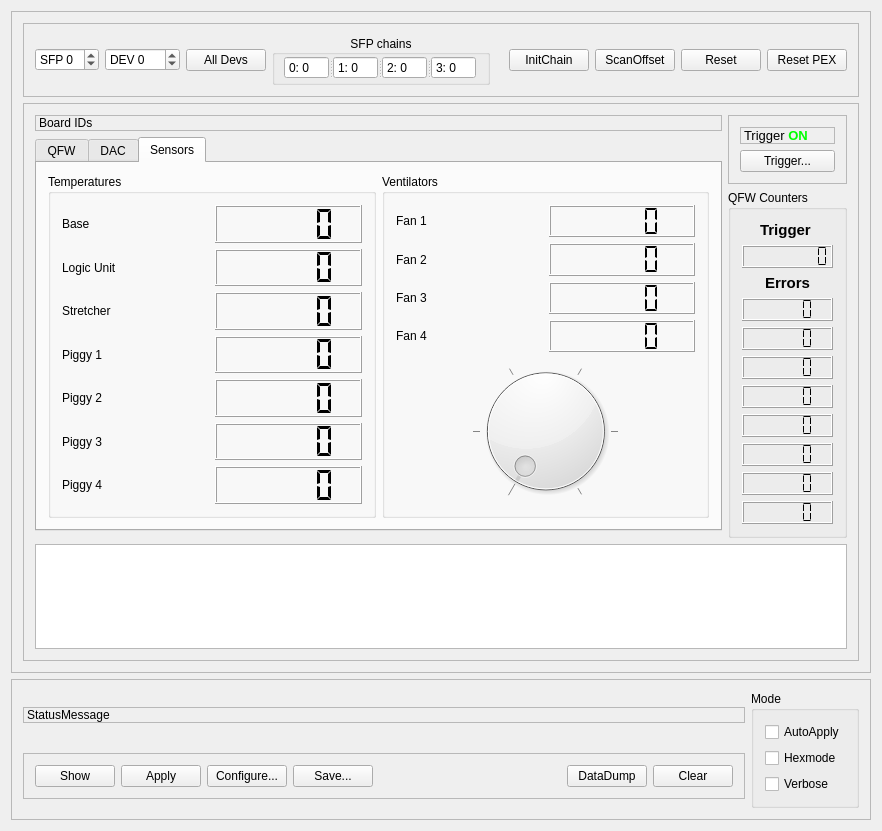
Old version of the form mbspex/gui/qt/poland/PolandGui.ui in the repository gsi-ee/drivers.
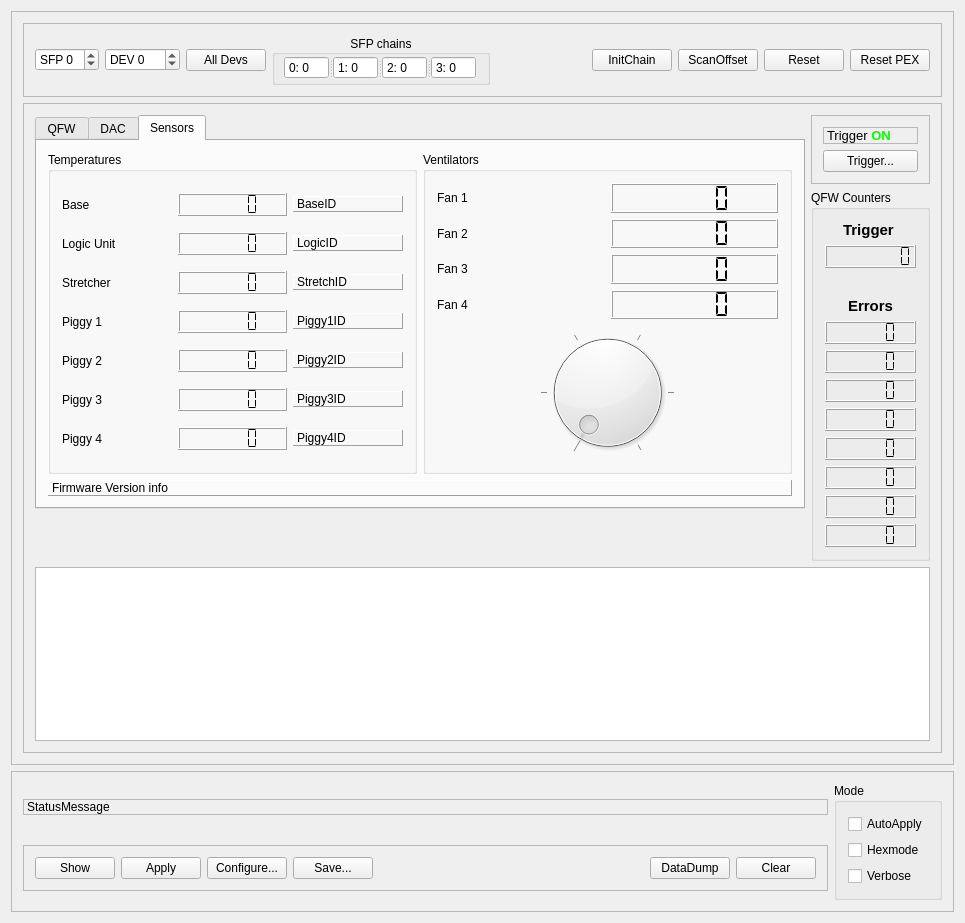
New version of the form. The open tabs and pages were chosen to show the change.

Commit message: mbspex poland gui: added id numbers for all sensors. small bugfix concerning negative temparature evaluation.

The edit to the form file:
```diff
--- a/mbspex/gui/qt/poland/PolandGui.ui
+++ b/mbspex/gui/qt/poland/PolandGui.ui
@@ -6,8 +6,8 @@
    <rect>
     <x>0</x>
     <y>0</y>
-    <width>882</width>
-    <height>831</height>
+    <width>965</width>
+    <height>923</height>
    </rect>
   </property>
   <property name="windowTitle">
@@ -24,8 +24,8 @@
        <rect>
         <x>0</x>
         <y>0</y>
-        <width>860</width>
-        <height>676</height>
+        <width>943</width>
+        <height>768</height>
        </rect>
       </property>
       <layout class="QGridLayout" name="gridLayout_12">
@@ -290,36 +290,12 @@
            <rect>
             <x>0</x>
             <y>0</y>
-            <width>838</width>
-            <height>584</height>
+            <width>921</width>
+            <height>676</height>
            </rect>
           </property>
           <layout class="QGridLayout" name="gridLayout_15">
            <item row="0" column="0">
-            <layout class="QVBoxLayout" name="verticalLayout_6">
-             <item>
-              <widget class="QLabel" name="IDLabel">
-               <property name="sizePolicy">
-                <sizepolicy hsizetype="Preferred" vsizetype="Fixed">
-                 <horstretch>0</horstretch>
-                 <verstretch>0</verstretch>
-                </sizepolicy>
-               </property>
-               <property name="toolTip">
-                <string>&lt;html&gt;&lt;head/&gt;&lt;body&gt;&lt;p&gt;Currently shown device and last refresh time&lt;/p&gt;&lt;/body&gt;&lt;/html&gt;</string>
-               </property>
-               <property name="locale">
-                <locale language="English" country="UnitedStates"/>
-               </property>
-               <property name="frameShape">
-                <enum>QFrame::StyledPanel</enum>
-               </property>
-               <property name="text">
-                <string>Board IDs</string>
-               </property>
-              </widget>
-             </item>
-             <item>
               <widget class="QTabWidget" name="QFW_DAC_tabWidget">
                <property name="sizePolicy">
                 <sizepolicy hsizetype="Expanding" vsizetype="Fixed">
@@ -328,7 +304,7 @@
                 </sizepolicy>
                </property>
                <property name="currentIndex">
-                <number>1</number>
+              <number>0</number>
                </property>
                <widget class="QWidget" name="qfwtab">
                 <attribute name="title">
@@ -692,7 +668,7 @@
                      <rect>
                       <x>0</x>
                       <y>0</y>
-                      <width>669</width>
+                    <width>754</width>
                       <height>238</height>
                      </rect>
                     </property>
@@ -1066,10 +1042,38 @@
                     <string>Temperatures</string>
                    </property>
                    <layout class="QGridLayout" name="gridLayout_2">
-                    <item row="0" column="0">
-                     <widget class="QLabel" name="TbaseLabel">
+                  <item row="5" column="2">
+                   <widget class="QLabel" name="IdPiggy3Label">
+                    <property name="sizePolicy">
+                     <sizepolicy hsizetype="Preferred" vsizetype="Fixed">
+                      <horstretch>0</horstretch>
+                      <verstretch>0</verstretch>
+                     </sizepolicy>
+                    </property>
+                    <property name="toolTip">
+                     <string>&lt;html&gt;&lt;head/&gt;&lt;body&gt;&lt;p&gt;ID number of sensor&lt;/p&gt;&lt;/body&gt;&lt;/html&gt;</string>
+                    </property>
+                    <property name="locale">
+                     <locale language="English" country="UnitedStates"/>
+                    </property>
+                    <property name="frameShape">
+                     <enum>QFrame::Panel</enum>
+                    </property>
+                    <property name="frameShadow">
+                     <enum>QFrame::Raised</enum>
+                    </property>
                       <property name="text">
-                       <string>Base</string>
+                     <string>Piggy3ID</string>
+                    </property>
+                   </widget>
+                  </item>
+                  <item row="3" column="1">
+                   <widget class="QLCDNumber" name="TPiggy1LCD">
+                    <property name="toolTip">
+                     <string>Temperature in Celsius of POLAND piggyback 1</string>
+                    </property>
+                    <property name="segmentStyle">
+                     <enum>QLCDNumber::Flat</enum>
                       </property>
                      </widget>
                     </item>
@@ -1078,15 +1082,17 @@
                       <property name="toolTip">
                        <string>Temperature in Celsius of POLAND base unit</string>
                       </property>
+                    <property name="smallDecimalPoint">
+                     <bool>false</bool>
+                    </property>
                       <property name="segmentStyle">
                        <enum>QLCDNumber::Flat</enum>
                       </property>
-                     </widget>
-                    </item>
-                    <item row="1" column="0">
-                     <widget class="QLabel" name="TLogicLabel">
-                      <property name="text">
-                       <string>Logic Unit</string>
+                    <property name="value" stdset="0">
+                     <double>0.000000000000000</double>
+                    </property>
+                    <property name="intValue" stdset="0">
+                     <number>0</number>
                       </property>
                      </widget>
                     </item>
@@ -1100,10 +1106,45 @@
                       </property>
                      </widget>
                     </item>
-                    <item row="2" column="0">
-                     <widget class="QLabel" name="TStretchLabel">
+                  <item row="0" column="0">
+                   <widget class="QLabel" name="TbaseLabel">
                       <property name="text">
-                       <string>Stretcher</string>
+                     <string>Base</string>
+                    </property>
+                   </widget>
+                  </item>
+                  <item row="6" column="1">
+                   <widget class="QLCDNumber" name="TPiggy4LCD">
+                    <property name="toolTip">
+                     <string>Temperature in Celsius of POLAND piggyback 4</string>
+                    </property>
+                    <property name="segmentStyle">
+                     <enum>QLCDNumber::Flat</enum>
+                    </property>
+                   </widget>
+                  </item>
+                  <item row="2" column="2">
+                   <widget class="QLabel" name="IdStretchLabel">
+                    <property name="sizePolicy">
+                     <sizepolicy hsizetype="Preferred" vsizetype="Fixed">
+                      <horstretch>0</horstretch>
+                      <verstretch>0</verstretch>
+                     </sizepolicy>
+                    </property>
+                    <property name="toolTip">
+                     <string>&lt;html&gt;&lt;head/&gt;&lt;body&gt;&lt;p&gt;ID number of sensor&lt;/p&gt;&lt;/body&gt;&lt;/html&gt;</string>
+                    </property>
+                    <property name="locale">
+                     <locale language="English" country="UnitedStates"/>
+                    </property>
+                    <property name="frameShape">
+                     <enum>QFrame::Panel</enum>
+                    </property>
+                    <property name="frameShadow">
+                     <enum>QFrame::Raised</enum>
+                    </property>
+                    <property name="text">
+                     <string>StretchID</string>
                       </property>
                      </widget>
                     </item>
@@ -1117,20 +1158,35 @@
                       </property>
                      </widget>
                     </item>
-                    <item row="3" column="0">
-                     <widget class="QLabel" name="TPiggy1Label">
+                  <item row="2" column="0">
+                   <widget class="QLabel" name="TStretchLabel">
                       <property name="text">
-                       <string>Piggy 1</string>
+                     <string>Stretcher</string>
                       </property>
                      </widget>
                     </item>
-                    <item row="3" column="1">
-                     <widget class="QLCDNumber" name="TPiggy1LCD">
+                  <item row="4" column="2">
+                   <widget class="QLabel" name="IdPiggy2Label">
+                    <property name="sizePolicy">
+                     <sizepolicy hsizetype="Preferred" vsizetype="Fixed">
+                      <horstretch>0</horstretch>
+                      <verstretch>0</verstretch>
+                     </sizepolicy>
+                    </property>
                       <property name="toolTip">
-                       <string>Temperature in Celsius of POLAND piggyback 1</string>
-                      </property>
-                      <property name="segmentStyle">
-                       <enum>QLCDNumber::Flat</enum>
+                     <string>&lt;html&gt;&lt;head/&gt;&lt;body&gt;&lt;p&gt;ID number of sensor&lt;/p&gt;&lt;/body&gt;&lt;/html&gt;</string>
+                    </property>
+                    <property name="locale">
+                     <locale language="English" country="UnitedStates"/>
+                    </property>
+                    <property name="frameShape">
+                     <enum>QFrame::Panel</enum>
+                    </property>
+                    <property name="frameShadow">
+                     <enum>QFrame::Raised</enum>
+                    </property>
+                    <property name="text">
+                     <string>Piggy2ID</string>
                       </property>
                      </widget>
                     </item>
@@ -1141,6 +1197,88 @@
                       </property>
                      </widget>
                     </item>
+                  <item row="0" column="2">
+                   <widget class="QLabel" name="IdBaseLabel">
+                    <property name="sizePolicy">
+                     <sizepolicy hsizetype="Preferred" vsizetype="Fixed">
+                      <horstretch>0</horstretch>
+                      <verstretch>0</verstretch>
+                     </sizepolicy>
+                    </property>
+                    <property name="toolTip">
+                     <string>&lt;html&gt;&lt;head/&gt;&lt;body&gt;&lt;p&gt;ID number of sensor&lt;/p&gt;&lt;/body&gt;&lt;/html&gt;</string>
+                    </property>
+                    <property name="locale">
+                     <locale language="English" country="UnitedStates"/>
+                    </property>
+                    <property name="frameShape">
+                     <enum>QFrame::Panel</enum>
+                    </property>
+                    <property name="frameShadow">
+                     <enum>QFrame::Raised</enum>
+                    </property>
+                    <property name="text">
+                     <string>BaseID</string>
+                    </property>
+                   </widget>
+                  </item>
+                  <item row="1" column="2">
+                   <widget class="QLabel" name="IdLogicLabel">
+                    <property name="sizePolicy">
+                     <sizepolicy hsizetype="Preferred" vsizetype="Fixed">
+                      <horstretch>0</horstretch>
+                      <verstretch>0</verstretch>
+                     </sizepolicy>
+                    </property>
+                    <property name="toolTip">
+                     <string>&lt;html&gt;&lt;head/&gt;&lt;body&gt;&lt;p&gt;ID number of sensor&lt;/p&gt;&lt;/body&gt;&lt;/html&gt;</string>
+                    </property>
+                    <property name="locale">
+                     <locale language="English" country="UnitedStates"/>
+                    </property>
+                    <property name="frameShape">
+                     <enum>QFrame::Panel</enum>
+                    </property>
+                    <property name="frameShadow">
+                     <enum>QFrame::Raised</enum>
+                    </property>
+                    <property name="text">
+                     <string>LogicID</string>
+                    </property>
+                   </widget>
+                  </item>
+                  <item row="3" column="0">
+                   <widget class="QLabel" name="TPiggy1Label">
+                    <property name="text">
+                     <string>Piggy 1</string>
+                    </property>
+                   </widget>
+                  </item>
+                  <item row="6" column="2">
+                   <widget class="QLabel" name="IdPiggy4Label">
+                    <property name="sizePolicy">
+                     <sizepolicy hsizetype="Preferred" vsizetype="Fixed">
+                      <horstretch>0</horstretch>
+                      <verstretch>0</verstretch>
+                     </sizepolicy>
+                    </property>
+                    <property name="toolTip">
+                     <string>&lt;html&gt;&lt;head/&gt;&lt;body&gt;&lt;p&gt;ID number of sensor&lt;/p&gt;&lt;/body&gt;&lt;/html&gt;</string>
+                    </property>
+                    <property name="locale">
+                     <locale language="English" country="UnitedStates"/>
+                    </property>
+                    <property name="frameShape">
+                     <enum>QFrame::Panel</enum>
+                    </property>
+                    <property name="frameShadow">
+                     <enum>QFrame::Raised</enum>
+                    </property>
+                    <property name="text">
+                     <string>Piggy4ID</string>
+                    </property>
+                   </widget>
+                  </item>
                     <item row="4" column="1">
                      <widget class="QLCDNumber" name="TPiggy2LCD">
                       <property name="toolTip">
@@ -1151,6 +1289,13 @@
                       </property>
                      </widget>
                     </item>
+                  <item row="1" column="0">
+                   <widget class="QLabel" name="TLogicLabel">
+                    <property name="text">
+                     <string>Logic Unit</string>
+                    </property>
+                   </widget>
+                  </item>
                     <item row="5" column="0">
                      <widget class="QLabel" name="TPiggy3Label">
                       <property name="text">
@@ -1158,13 +1303,28 @@
                       </property>
                      </widget>
                     </item>
-                    <item row="5" column="1">
-                     <widget class="QLCDNumber" name="TPiggy3LCD">
+                  <item row="3" column="2">
+                   <widget class="QLabel" name="IdPiggy1Label">
+                    <property name="sizePolicy">
+                     <sizepolicy hsizetype="Preferred" vsizetype="Fixed">
+                      <horstretch>0</horstretch>
+                      <verstretch>0</verstretch>
+                     </sizepolicy>
+                    </property>
                       <property name="toolTip">
-                       <string>Temperature in Celsius of POLAND piggyback 3</string>
-                      </property>
-                      <property name="segmentStyle">
-                       <enum>QLCDNumber::Flat</enum>
+                     <string>&lt;html&gt;&lt;head/&gt;&lt;body&gt;&lt;p&gt;ID number of sensor&lt;/p&gt;&lt;/body&gt;&lt;/html&gt;</string>
+                    </property>
+                    <property name="locale">
+                     <locale language="English" country="UnitedStates"/>
+                    </property>
+                    <property name="frameShape">
+                     <enum>QFrame::Panel</enum>
+                    </property>
+                    <property name="frameShadow">
+                     <enum>QFrame::Raised</enum>
+                    </property>
+                    <property name="text">
+                     <string>Piggy1ID</string>
                       </property>
                      </widget>
                     </item>
@@ -1175,10 +1335,10 @@
                       </property>
                      </widget>
                     </item>
-                    <item row="6" column="1">
-                     <widget class="QLCDNumber" name="TPiggy4LCD">
+                  <item row="5" column="1">
+                   <widget class="QLCDNumber" name="TPiggy3LCD">
                       <property name="toolTip">
-                       <string>Temperature in Celsius of POLAND piggyback 4</string>
+                     <string>Temperature in Celsius of POLAND piggyback 3</string>
                       </property>
                       <property name="segmentStyle">
                        <enum>QLCDNumber::Flat</enum>
@@ -1291,11 +1451,34 @@
                    </layout>
                   </widget>
                  </item>
-                </layout>
-               </widget>
+               <item row="1" column="0" colspan="2">
+                <widget class="QLabel" name="FirmwareLabel">
+                 <property name="sizePolicy">
+                  <sizepolicy hsizetype="Preferred" vsizetype="Fixed">
+                   <horstretch>0</horstretch>
+                   <verstretch>0</verstretch>
+                  </sizepolicy>
+                 </property>
+                 <property name="toolTip">
+                  <string>&lt;html&gt;&lt;head/&gt;&lt;body&gt;&lt;p&gt;Firmware version id. hex numbers are coded to display&lt;/p&gt;&lt;p&gt;Year, Month, Day, and Version number V.v [YYMMDDVv]&lt;/p&gt;&lt;/body&gt;&lt;/html&gt;</string>
+                 </property>
+                 <property name="locale">
+                  <locale language="English" country="UnitedStates"/>
+                 </property>
+                 <property name="frameShape">
+                  <enum>QFrame::Panel</enum>
+                 </property>
+                 <property name="frameShadow">
+                  <enum>QFrame::Raised</enum>
+                 </property>
+                 <property name="text">
+                  <string>Firmware Version info</string>
+                 </property>
               </widget>
              </item>
             </layout>
+             </widget>
+            </widget>
            </item>
            <item row="0" column="1" rowspan="2">
             <layout class="QVBoxLayout" name="verticalLayout_5">
@@ -1596,7 +1779,7 @@
              <property name="sizeHint" stdset="0">
               <size>
                <width>20</width>
-               <height>13</height>
+               <height>71</height>
               </size>
              </property>
             </spacer>
@@ -1640,7 +1823,7 @@
        <rect>
         <x>0</x>
         <y>0</y>
-        <width>860</width>
+        <width>943</width>
         <height>123</height>
        </rect>
       </property>
```
Lines whose indentation alone changed are shown as unchanged. The commit also changes 2 other files.
